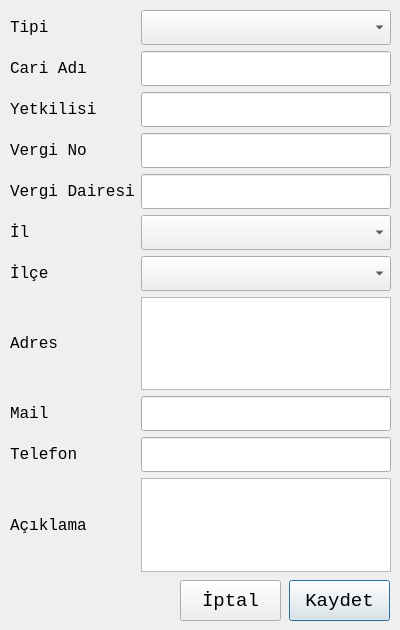
Above: yenicarikartdialog.ui from mamoo81/bhss before the change. Below: the same form after it.
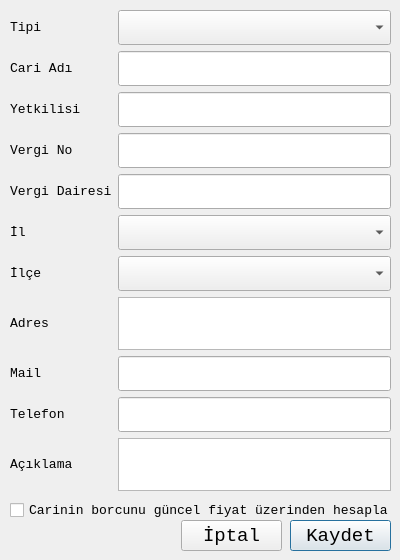
That is the form after the change. Icons and pictures are not drawn.

Patch:
```diff
--- a/yenicarikartdialog.ui
+++ b/yenicarikartdialog.ui
@@ -7,19 +7,19 @@
     <x>0</x>
     <y>0</y>
     <width>400</width>
-    <height>630</height>
+    <height>560</height>
    </rect>
   </property>
   <property name="minimumSize">
    <size>
     <width>400</width>
-    <height>630</height>
+    <height>560</height>
    </size>
   </property>
   <property name="maximumSize">
    <size>
     <width>400</width>
-    <height>640</height>
+    <height>560</height>
    </size>
   </property>
   <property name="font">
@@ -34,10 +34,10 @@
   <widget class="QPushButton" name="KaydetpushButton">
    <property name="geometry">
     <rect>
-     <x>289</x>
-     <y>580</y>
+     <x>290</x>
+     <y>520</y>
      <width>101</width>
-     <height>41</height>
+     <height>31</height>
     </rect>
    </property>
    <property name="font">
@@ -63,10 +63,10 @@
   <widget class="QPushButton" name="iptalpushButton">
    <property name="geometry">
     <rect>
-     <x>180</x>
-     <y>580</y>
+     <x>181</x>
+     <y>520</y>
      <width>101</width>
-     <height>41</height>
+     <height>31</height>
     </rect>
    </property>
    <property name="font">
@@ -95,12 +95,18 @@
      <x>10</x>
      <y>10</y>
      <width>381</width>
-     <height>562</height>
+     <height>481</height>
     </rect>
    </property>
    <layout class="QGridLayout" name="gridLayout">
     <item row="5" column="0">
      <widget class="QLabel" name="label_5">
+      <property name="font">
+       <font>
+        <family>Monospace</family>
+        <pointsize>10</pointsize>
+       </font>
+      </property>
       <property name="text">
        <string>İl</string>
       </property>
@@ -108,6 +114,12 @@
     </item>
     <item row="6" column="0">
      <widget class="QLabel" name="label_6">
+      <property name="font">
+       <font>
+        <family>Monospace</family>
+        <pointsize>10</pointsize>
+       </font>
+      </property>
       <property name="text">
        <string>İlçe</string>
       </property>
@@ -115,6 +127,12 @@
     </item>
     <item row="0" column="0">
      <widget class="QLabel" name="label_3">
+      <property name="font">
+       <font>
+        <family>Monospace</family>
+        <pointsize>10</pointsize>
+       </font>
+      </property>
       <property name="text">
        <string>Tipi</string>
       </property>
@@ -122,6 +140,12 @@
     </item>
     <item row="9" column="0">
      <widget class="QLabel" name="label_9">
+      <property name="font">
+       <font>
+        <family>Monospace</family>
+        <pointsize>10</pointsize>
+       </font>
+      </property>
       <property name="text">
        <string>Telefon</string>
       </property>
@@ -129,6 +153,12 @@
     </item>
     <item row="3" column="0">
      <widget class="QLabel" name="label_2">
+      <property name="font">
+       <font>
+        <family>Monospace</family>
+        <pointsize>10</pointsize>
+       </font>
+      </property>
       <property name="text">
        <string>Vergi No</string>
       </property>
@@ -136,6 +166,12 @@
     </item>
     <item row="10" column="0">
      <widget class="QLabel" name="label_11">
+      <property name="font">
+       <font>
+        <family>Monospace</family>
+        <pointsize>10</pointsize>
+       </font>
+      </property>
       <property name="text">
        <string>Açıklama</string>
       </property>
@@ -143,6 +179,12 @@
     </item>
     <item row="8" column="0">
      <widget class="QLabel" name="label_8">
+      <property name="font">
+       <font>
+        <family>Monospace</family>
+        <pointsize>10</pointsize>
+       </font>
+      </property>
       <property name="text">
        <string>Mail</string>
       </property>
@@ -150,6 +192,12 @@
     </item>
     <item row="4" column="0">
      <widget class="QLabel" name="label_4">
+      <property name="font">
+       <font>
+        <family>Monospace</family>
+        <pointsize>10</pointsize>
+       </font>
+      </property>
       <property name="text">
        <string>Vergi Dairesi</string>
       </property>
@@ -157,6 +205,12 @@
     </item>
     <item row="7" column="0">
      <widget class="QLabel" name="label_7">
+      <property name="font">
+       <font>
+        <family>Monospace</family>
+        <pointsize>10</pointsize>
+       </font>
+      </property>
       <property name="text">
        <string>Adres</string>
       </property>
@@ -164,6 +218,12 @@
     </item>
     <item row="2" column="0">
      <widget class="QLabel" name="label_10">
+      <property name="font">
+       <font>
+        <family>Monospace</family>
+        <pointsize>10</pointsize>
+       </font>
+      </property>
       <property name="text">
        <string>Yetkilisi</string>
       </property>
@@ -171,6 +231,12 @@
     </item>
     <item row="1" column="0">
      <widget class="QLabel" name="label">
+      <property name="font">
+       <font>
+        <family>Monospace</family>
+        <pointsize>10</pointsize>
+       </font>
+      </property>
       <property name="text">
        <string>Cari Adı</string>
       </property>
@@ -184,6 +250,12 @@
         <height>35</height>
        </size>
       </property>
+      <property name="font">
+       <font>
+        <family>Monospace</family>
+        <pointsize>10</pointsize>
+       </font>
+      </property>
      </widget>
     </item>
     <item row="0" column="1" colspan="6">
@@ -194,6 +266,12 @@
         <height>35</height>
        </size>
       </property>
+      <property name="font">
+       <font>
+        <family>Monospace</family>
+        <pointsize>10</pointsize>
+       </font>
+      </property>
      </widget>
     </item>
     <item row="2" column="1" colspan="6">
@@ -204,6 +282,12 @@
         <height>35</height>
        </size>
       </property>
+      <property name="font">
+       <font>
+        <family>Monospace</family>
+        <pointsize>10</pointsize>
+       </font>
+      </property>
      </widget>
     </item>
     <item row="3" column="1" colspan="6">
@@ -214,6 +298,12 @@
         <height>35</height>
        </size>
       </property>
+      <property name="font">
+       <font>
+        <family>Monospace</family>
+        <pointsize>10</pointsize>
+       </font>
+      </property>
      </widget>
     </item>
     <item row="4" column="1" colspan="6">
@@ -224,6 +314,12 @@
         <height>35</height>
        </size>
       </property>
+      <property name="font">
+       <font>
+        <family>Monospace</family>
+        <pointsize>10</pointsize>
+       </font>
+      </property>
      </widget>
     </item>
     <item row="5" column="1" colspan="6">
@@ -234,6 +330,12 @@
         <height>35</height>
        </size>
       </property>
+      <property name="font">
+       <font>
+        <family>Monospace</family>
+        <pointsize>10</pointsize>
+       </font>
+      </property>
       <property name="maxVisibleItems">
        <number>15</number>
       </property>
@@ -250,10 +352,23 @@
         <height>35</height>
        </size>
       </property>
+      <property name="font">
+       <font>
+        <family>Monospace</family>
+        <pointsize>10</pointsize>
+       </font>
+      </property>
      </widget>
     </item>
     <item row="7" column="1" colspan="6">
-     <widget class="QPlainTextEdit" name="AdresplainTextEdit"/>
+     <widget class="QPlainTextEdit" name="AdresplainTextEdit">
+      <property name="font">
+       <font>
+        <family>Monospace</family>
+        <pointsize>10</pointsize>
+       </font>
+      </property>
+     </widget>
     </item>
     <item row="8" column="1" colspan="6">
      <widget class="QLineEdit" name="MaillineEdit">
@@ -263,6 +378,12 @@
         <height>35</height>
        </size>
       </property>
+      <property name="font">
+       <font>
+        <family>Monospace</family>
+        <pointsize>10</pointsize>
+       </font>
+      </property>
      </widget>
     </item>
     <item row="9" column="1" colspan="6">
@@ -273,16 +394,48 @@
         <height>35</height>
        </size>
       </property>
+      <property name="font">
+       <font>
+        <family>Monospace</family>
+        <pointsize>10</pointsize>
+       </font>
+      </property>
       <property name="maxLength">
        <number>11</number>
       </property>
      </widget>
     </item>
     <item row="10" column="1" colspan="6">
-     <widget class="QPlainTextEdit" name="AciklamaplainTextEdit"/>
+     <widget class="QPlainTextEdit" name="AciklamaplainTextEdit">
+      <property name="font">
+       <font>
+        <family>Monospace</family>
+        <pointsize>10</pointsize>
+       </font>
+      </property>
+     </widget>
     </item>
    </layout>
   </widget>
+  <widget class="QCheckBox" name="guncelFiyatcheckBox">
+   <property name="geometry">
+    <rect>
+     <x>10</x>
+     <y>500</y>
+     <width>401</width>
+     <height>21</height>
+    </rect>
+   </property>
+   <property name="font">
+    <font>
+     <family>Monospace</family>
+     <pointsize>10</pointsize>
+    </font>
+   </property>
+   <property name="text">
+    <string>Carinin borcunu güncel fiyat üzerinden hesapla</string>
+   </property>
+  </widget>
  </widget>
  <tabstops>
   <tabstop>CariTipicomboBox</tabstop>
```
